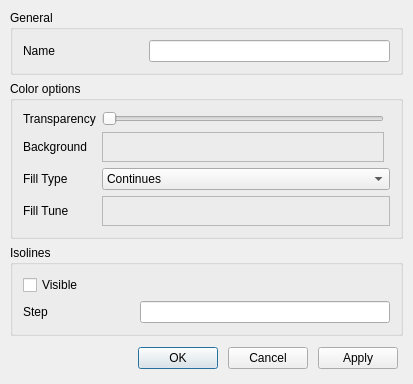
paceholder/geoix, file surf_prop_dialog.ui: the form before one commit.
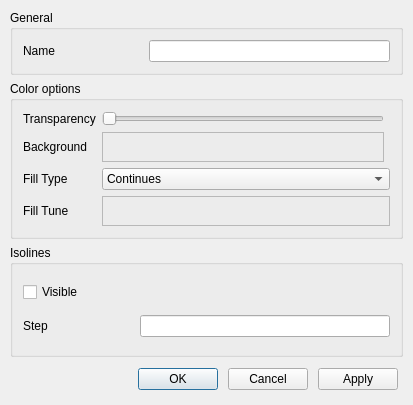
The form after the commit.

```diff
--- a/surf_prop_dialog.ui
+++ b/surf_prop_dialog.ui
@@ -7,7 +7,7 @@
     <x>0</x>
     <y>0</y>
     <width>413</width>
-    <height>374</height>
+    <height>405</height>
    </rect>
   </property>
   <property name="sizePolicy">
```
Left out of the diff: 8 changed lines with no effect on the pictures.
